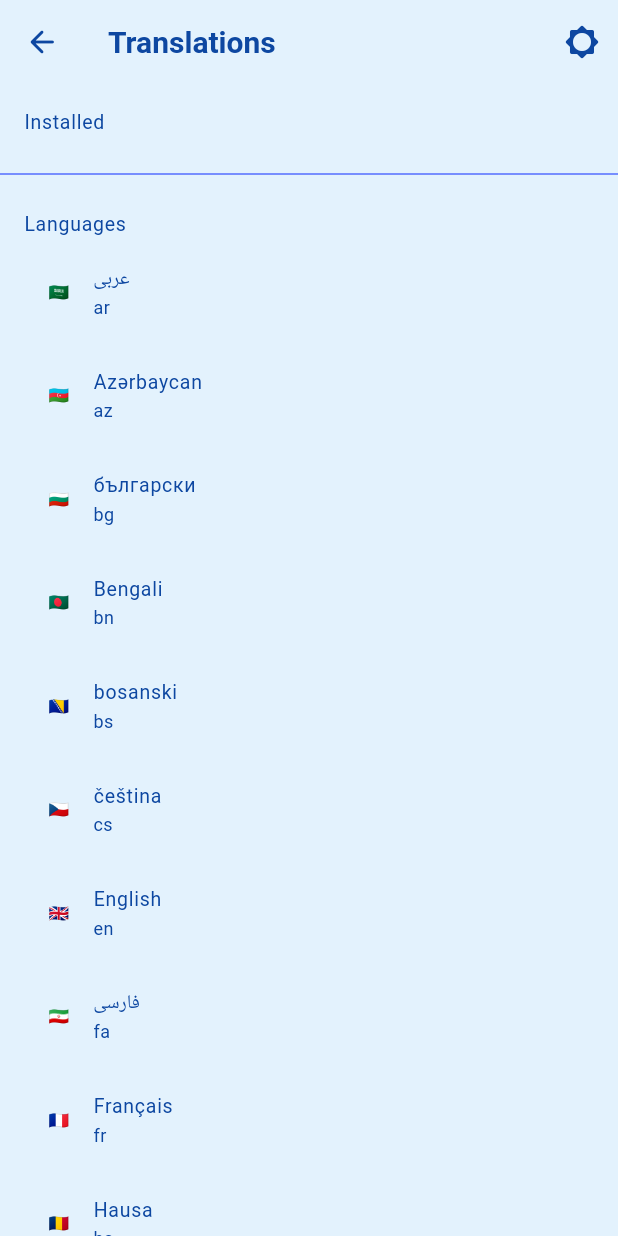
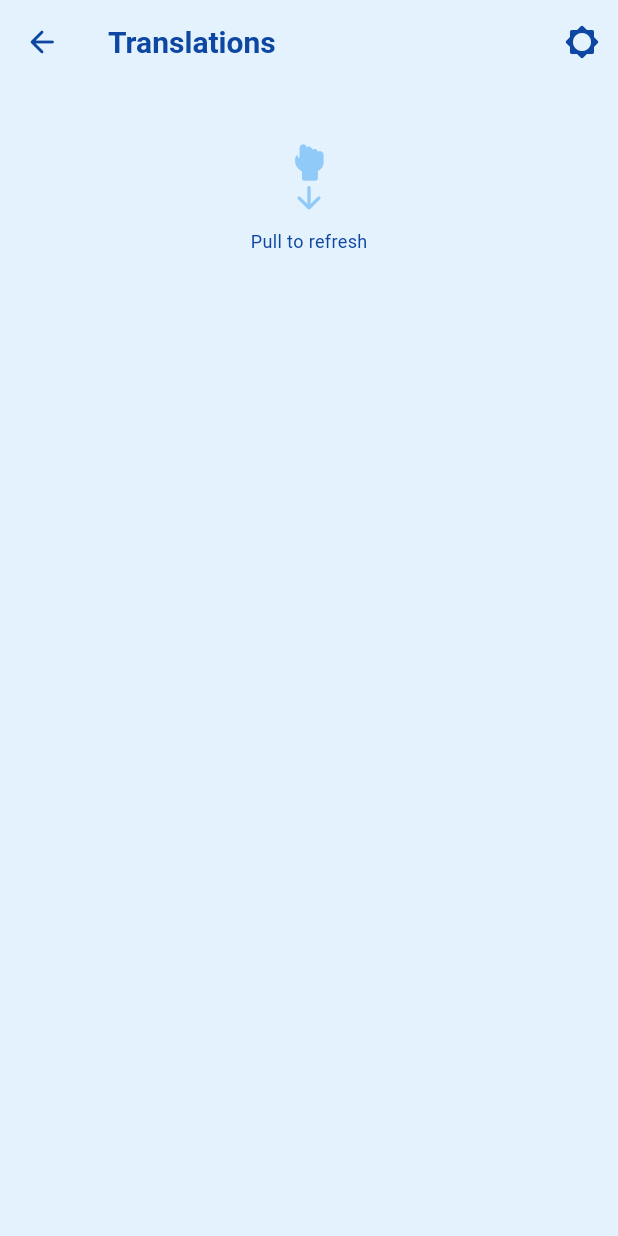
Before and after one commit to tallestlegacy/din_flutter, a Flutter app: the screen it shows after launch, item 4 of the bottom bar chosen, after a tap on "Translations", on a phone screen of 412 x 824 dp. Run offline on Flutter 3.47's test engine with Material 2 defaults, Android fonts, the phone set to English and light mode, and no system bars; our stand-ins replace flutter_markdown, font_awesome_flutter, get, get_storage, package_info_plus, share_plus; network calls fail.

Commit message:
added kiwahili translation

```diff
--- a/lib/screens/debug.dart
+++ b/lib/screens/debug.dart
@@ -21,7 +21,7 @@ class _DebugState extends State<Debug> {
     return Scaffold(
       body: Center(
         child: Obx(() =>
-            Text(translationsStoreController.defaultTranslation.toString())),
+            Text(translationsStoreController.quranTranslations.toString())),
       ),
     );
   }
--- a/lib/screens/more/translations/translations.dart
+++ b/lib/screens/more/translations/translations.dart
@@ -5,6 +5,7 @@ import 'package:din/widgets/back_button.dart';
 import 'package:din/widgets/theme_toggle_button.dart';
 import 'package:flutter/cupertino.dart';
 import 'package:flutter/material.dart';
+import 'package:font_awesome_flutter/font_awesome_flutter.dart';
 import 'package:get/get.dart';
 
 class Translations extends StatelessWidget {
@@ -40,6 +41,7 @@ class Translations extends StatelessWidget {
       Language(emoji: "🇸🇴", abbrev: "so", language: "Soomaali"),
       Language(emoji: "🇦🇱", abbrev: "sq", language: "shqiptare"),
       Language(emoji: "🇸🇪", abbrev: "sv", language: "svenska"),
+      Language(emoji: "🇹🇿", abbrev: "sw", language: "Kiswahili"),
     ];
 
     final TranslationsStoreController translationsStoreController =
@@ -50,16 +52,45 @@ class Translations extends StatelessWidget {
         title: const Text("Translations"),
         leading: const CustomBackButton(),
         actions: const [ThemeToggleButton()],
+        backgroundColor: Theme.of(context).backgroundColor,
       ),
       body: RefreshIndicator(
-        onRefresh: fetchTranslations,
-        child: ListView(
+        onRefresh: translationsStoreController.updateQuranTranslations,
+        child: Obx(
+          () => Container(
+            child: translationsStoreController.quranTranslations.isEmpty
+                ? ListView(
+                    padding: const EdgeInsets.all(40),
+                    children: [
+                      Flex(
+                        direction: Axis.vertical,
+                        mainAxisAlignment: MainAxisAlignment.spaceBetween,
+                        children: [
+                          Column(
+                            children: const [
+                              Icon(FontAwesomeIcons.solidHandBackFist),
+                              Icon(Icons.arrow_downward_rounded),
+                            ],
+                          ),
+                          const Padding(
+                            padding: EdgeInsets.all(8.0),
+                            child: Text("Pull to refresh",
+                                style: TextStyle(
+                                  fontSize: 12,
+                                )),
+                          ),
+                        ],
+                      ),
+                    ],
+                  )
+                : ListView(
                     children: [
                       ListTile(
                         title: const Text("Installed"),
                         subtitle: Obx(
                           () => Column(
-                  children: translationsStoreController.downloadedQuranEditions
+                            children: translationsStoreController
+                                .downloadedQuranEditions
                                 .map((e) {
                               return TranslationRadio(
                                 translation: e,
@@ -70,11 +101,13 @@ class Translations extends StatelessWidget {
                       ),
                       const Divider(),
                       ListTile(
-              title: const Text("Languages"),
+                        title: const Text("Available Languages"),
                         subtitle: Column(children: [
                           for (var language in languages)
                             ListTile(
-                    leading: Text(language.emoji),
+                              leading: Text(language.emoji,
+                                  style: const TextStyle(fontSize: 20)),
+                              trailing: const Icon(Icons.chevron_right_rounded),
                               title: Text(language.language),
                               subtitle: Text(language.abbrev),
                               onTap: () {
@@ -90,6 +123,8 @@ class Translations extends StatelessWidget {
                         ]),
                       )
                     ],
+                  ),
+          ),
         ),
       ),
     );
--- a/lib/util/theme.dart
+++ b/lib/util/theme.dart
@@ -55,6 +55,7 @@ class Styles {
           iconTheme: IconThemeData(color: colorScheme.onSecondary),
           scrolledUnderElevation: 1,
           shadowColor: primarySwatch.shade100,
+          surfaceTintColor: primarySwatch,
         ),
         bottomNavigationBarTheme: BottomNavigationBarThemeData(
           backgroundColor: colorScheme.secondary,
```
Lines whose indentation alone changed are shown as unchanged.
